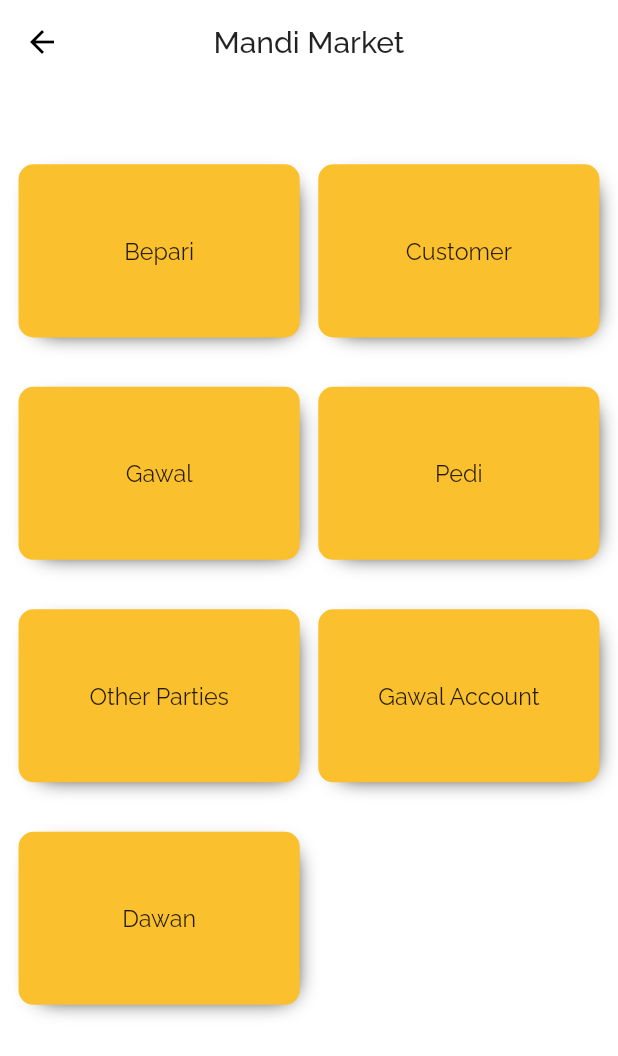
After one commit to salahuddin-1/Mandi-Market, a Flutter app: the MasterScreen screen opened directly, on a phone screen of 412 x 824 dp. The commit adds this screen. Shown: the top 1056 px of the screen. Run offline on Flutter 3.47's test engine with Material 2 defaults, Android fonts, the phone set to English and light mode, and no system bars; our stand-ins replace cloud_firestore, firebase_auth, firebase_core, firebase_storage, flutter_styled_toast, google_fonts and 5 more; accounts and stored records are empty.

Commit message:
Second commit

```diff
--- a/lib/src/resources/login_handler.dart
+++ b/lib/src/resources/login_handler.dart
@@ -36,7 +36,7 @@ class LoginHandler {
                   );
                   Push(
                     context,
-                    pushTo: InititalScreen(),
+                    pushTo: InitialScreen(),
                   );
                   WelcomeCard.welcomeCard(context);
                 } else if (snapshot.docs.isEmpty) {
--- a/lib/src/resources/registration_handler.dart
+++ b/lib/src/resources/registration_handler.dart
@@ -9,7 +9,6 @@ import 'package:mandimarket/src/resources/navigation.dart';
 import 'package:mandimarket/src/resources/shared_pref.dart';
 import 'package:mandimarket/src/resources/verify_phone_number.dart';
 import 'package:mandimarket/src/ui/home/initial_screen.dart';
-import 'package:mandimarket/src/ui/registration/welcome_screen.dart';
 import 'package:mandimarket/src/widgets/toast.dart';
 
 class RegistrationHandler {
@@ -100,7 +99,7 @@ class RegistrationHandler {
           );
           PushAndRemoveUntil(
             context,
-            pushAndRemoveTo: InititalScreen(),
+            pushAndRemoveTo: InitialScreen(),
           );
         },
       ).catchError(
--- a/lib/src/ui/home/homepage.dart
+++ b/lib/src/ui/home/homepage.dart
@@ -7,7 +7,6 @@ import 'package:mandimarket/src/ui/login/login.dart';
 import 'package:mandimarket/src/ui/registration/registration_step_2.dart';
 import 'package:mandimarket/src/ui/registration/welcome_screen.dart';
 
-import '../persisitent_bnb_using_library.dart';
 import 'package:sizer/sizer.dart';
 
 class HomePage extends StatelessWidget {
@@ -19,7 +18,7 @@ class HomePage extends StatelessWidget {
       future: SharedPref.getUserPrefs(),
       builder: (context, snapshot) {
         if (snapshot.hasData) {
-          return InititalScreen();
+          return InitialScreen();
         }
 
         return WelcomeScreen();
--- /dev/null
+++ b/lib/src/ui/master/master.dart
@@ -0,0 +1,125 @@
+import 'package:flutter/material.dart';
+import 'package:google_fonts/google_fonts.dart';
+import 'package:sizer/sizer.dart';
+
+class MasterScreen extends StatelessWidget {
+  const MasterScreen({Key? key}) : super(key: key);
+
+  @override
+  Widget build(BuildContext context) {
+    return Scaffold(
+      appBar: _appbar(),
+      body: Container(
+        padding: EdgeInsets.only(top: 1.5.h),
+        child: ListView(
+          padding: EdgeInsets.symmetric(vertical: 3.h),
+          children: [
+            Padding(
+              padding: EdgeInsets.symmetric(vertical: 2.h),
+              child: Row(
+                children: [
+                  _leftChild("Bepari"),
+                  _rightChild("Customer"),
+                ],
+              ),
+            ),
+            Padding(
+              padding: EdgeInsets.symmetric(vertical: 2.h),
+              child: Row(
+                children: [
+                  _leftChild("Gawal"),
+                  _rightChild("Pedi"),
+                ],
+              ),
+            ),
+            Padding(
+              padding: EdgeInsets.symmetric(vertical: 2.h),
+              child: Row(
+                children: [
+                  _leftChild("Other Parties"),
+                  _rightChild("Gawal Account"),
+                ],
+              ),
+            ),
+            Padding(
+              padding: EdgeInsets.symmetric(vertical: 2.h),
+              child: Row(
+                children: [
+                  _leftChild("Dawan"),
+                  Expanded(
+                    child: Container(),
+                  ),
+                  // _rightChild("Gawal Account"),
+                ],
+              ),
+            ),
+          ],
+        ),
+      ),
+    );
+  }
+
+  Expanded _rightChild(String title) {
+    return Expanded(
+      child: Container(
+        margin: EdgeInsets.only(left: 1.5.w, right: 3.w),
+        height: 14.h,
+        alignment: Alignment.center,
+        decoration: BoxDecoration(
+          color: Colors.yellow[700],
+          borderRadius: BorderRadius.circular(10),
+          boxShadow: [
+            BoxShadow(
+              offset: Offset(4, 4),
+              blurRadius: 12,
+              spreadRadius: -8,
+            ),
+          ],
+        ),
+        child: Text(
+          title,
+          textScaleFactor: 0.81.sp,
+        ),
+      ),
+    );
+  }
+
+  Expanded _leftChild(String title) {
+    return Expanded(
+      child: Container(
+        margin: EdgeInsets.only(left: 3.w, right: 1.5.w),
+        height: 14.h,
+        alignment: Alignment.center,
+        decoration: BoxDecoration(
+          color: Colors.yellow[700],
+          borderRadius: BorderRadius.circular(10),
+          boxShadow: [
+            BoxShadow(
+              offset: Offset(4, 4),
+              blurRadius: 12,
+              spreadRadius: -8,
+            ),
+          ],
+        ),
+        child: Text(
+          title,
+          textScaleFactor: 0.81.sp,
+        ),
+      ),
+    );
+  }
+
+  AppBar _appbar() {
+    return AppBar(
+      title: Text(
+        'Mandi Market',
+        style: GoogleFonts.raleway(
+            // fontWeight: FontWeight.w400,
+            ),
+      ),
+      centerTitle: true,
+      backgroundColor: Colors.white,
+      elevation: 0,
+    );
+  }
+}
```
Also changed, not shown: lib/src/resources/navigation.dart (+25 -0 lines), lib/src/ui/admin/admin.dart (added, +10 -0 lines), lib/src/ui/home/initial_screen.dart (+101 -23 lines), lib/src/ui/persisitent_bnb_using_library.dart (deleted, +0 -86 lines), lib/src/ui/report/report.dart (added, +10 -0 lines), lib/src/ui/transaction/transaction.dart (added, +10 -0 lines), lib/src/ui/utilities/utllities.dart (added, +40 -0 lines).
